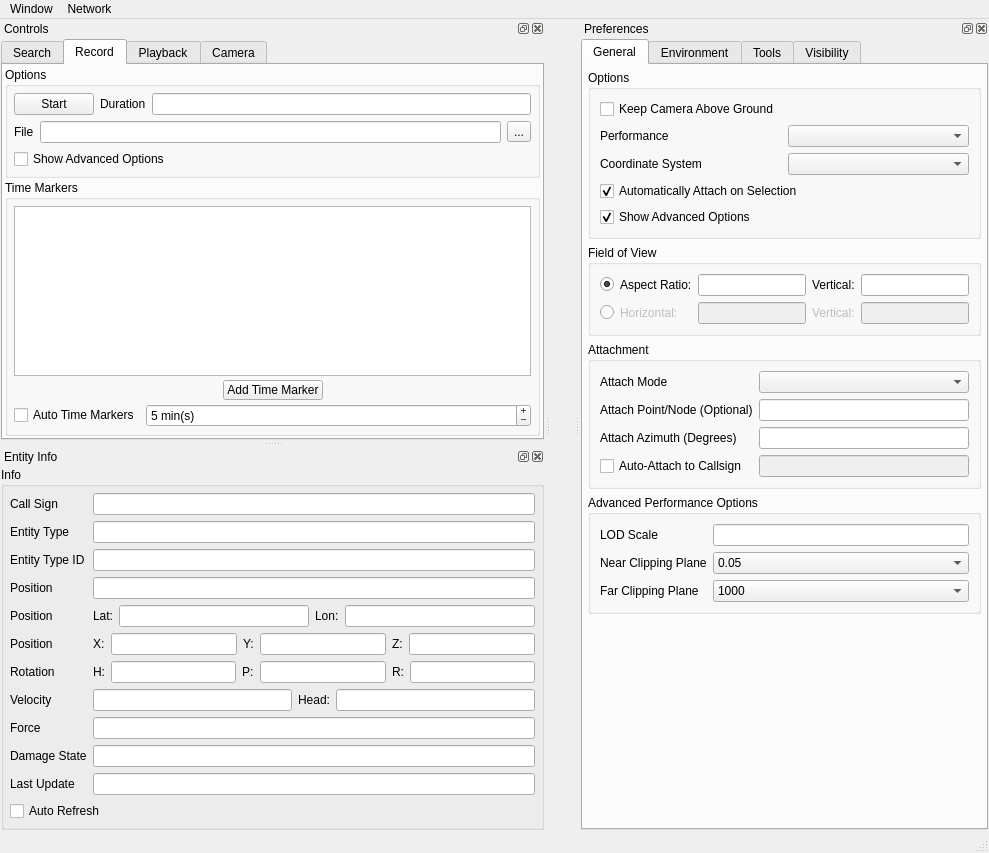
Above: source/StealthViewer/ui/MainWindowUi.ui from delta3d/SimulationCore before the change. Below: the same form after it.
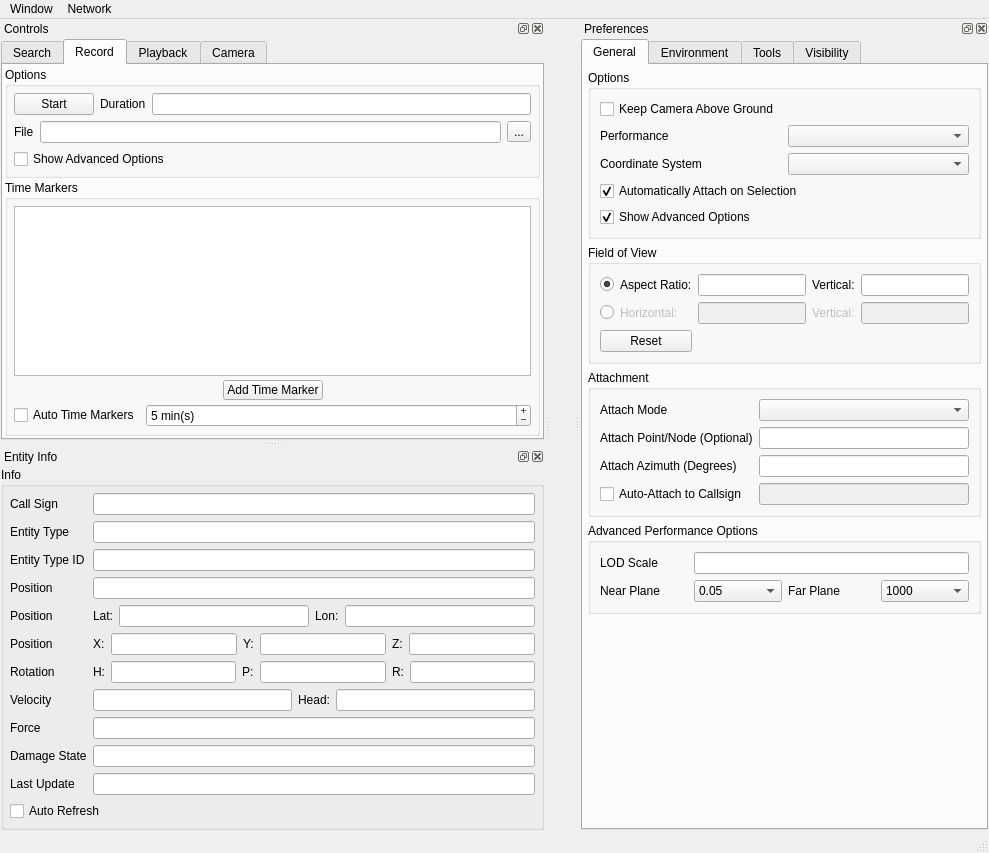
That is the form after the change.

Commit message: Some more unit tests on the field of view and config object stuff, plus a reset button for the field of view.  I also made the near and far plane combo boxes sit on one line to make the panel shorter.

```diff
--- a/source/StealthViewer/ui/MainWindowUi.ui
+++ b/source/StealthViewer/ui/MainWindowUi.ui
@@ -300,6 +300,13 @@
               </property>
              </widget>
             </item>
+            <item row="2" column="0" colspan="2" >
+             <widget class="QPushButton" name="mFOVResetButton" >
+              <property name="text" >
+               <string>Reset</string>
+              </property>
+             </widget>
+            </item>
            </layout>
           </widget>
          </item>
@@ -396,30 +403,6 @@
           </widget>
          </item>
          <item>
-          <widget class="QWidget" native="1" name="widget_5" >
-           <property name="sizePolicy" >
-            <sizepolicy vsizetype="Preferred" hsizetype="Preferred" >
-             <horstretch>0</horstretch>
-             <verstretch>10</verstretch>
-            </sizepolicy>
-           </property>
-           <layout class="QVBoxLayout" >
-            <property name="spacing" >
-             <number>0</number>
-            </property>
-            <property name="leftMargin" >
-             <number>0</number>
-            </property>
-            <property name="topMargin" >
-             <number>0</number>
-            </property>
-            <property name="rightMargin" >
-             <number>0</number>
-            </property>
-            <property name="bottomMargin" >
-             <number>0</number>
-            </property>
-            <item>
              <widget class="QGroupBox" name="mGeneralAdvancedPerformanceOptionsGroupBox" >
               <property name="title" >
                <string>Advanced Performance Options</string>
@@ -435,7 +418,7 @@
                  </property>
                 </widget>
                </item>
-               <item row="0" column="1" >
+            <item row="0" column="1" colspan="3" >
                 <widget class="QLineEdit" name="mGeneralLODScaleLineEdit" >
                  <property name="toolTip" >
                   <string>This is the scale value for level of detail</string>
@@ -445,7 +428,7 @@
                <item row="1" column="0" >
                 <widget class="QLabel" name="mGeneralNearClippingPlaneLabel" >
                  <property name="text" >
-                  <string>Near Clipping Plane</string>
+               <string>Near Plane</string>
                  </property>
                 </widget>
                </item>
@@ -501,14 +484,14 @@
                  </item>
                 </widget>
                </item>
-               <item row="2" column="0" >
+            <item row="1" column="2" >
                 <widget class="QLabel" name="mGeneralFarClippingPlaneLabel" >
                  <property name="text" >
-                  <string>Far Clipping Plane</string>
+               <string>Far Plane</string>
                  </property>
                 </widget>
                </item>
-               <item row="2" column="1" >
+            <item row="1" column="3" >
                 <widget class="QComboBox" name="mGeneralFarClippingPlaneComboBox" >
                  <property name="currentIndex" >
                   <number>0</number>
@@ -588,9 +571,6 @@
               </layout>
              </widget>
             </item>
-           </layout>
-          </widget>
-         </item>
          <item>
           <spacer>
            <property name="orientation" >
```
Left out of the diff: 16 changed lines with no effect on the pictures. Lines whose indentation alone changed are shown as unchanged. The commit also changes 9 other files.
